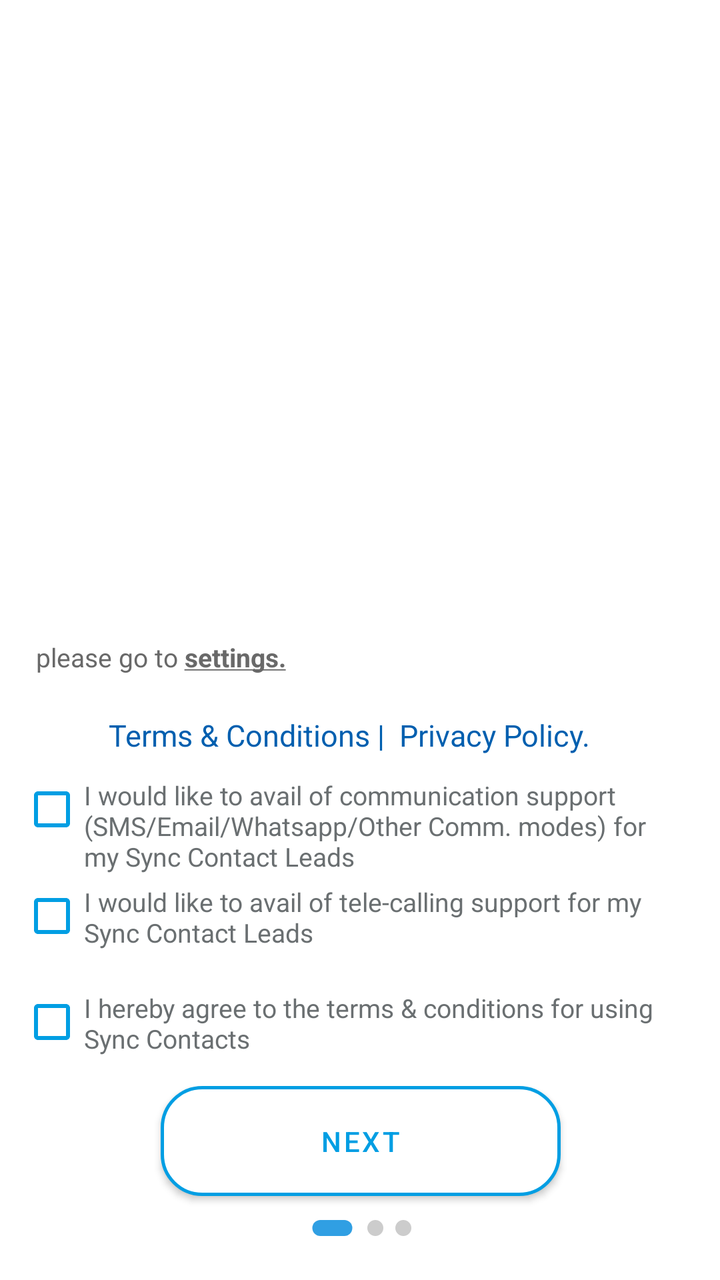
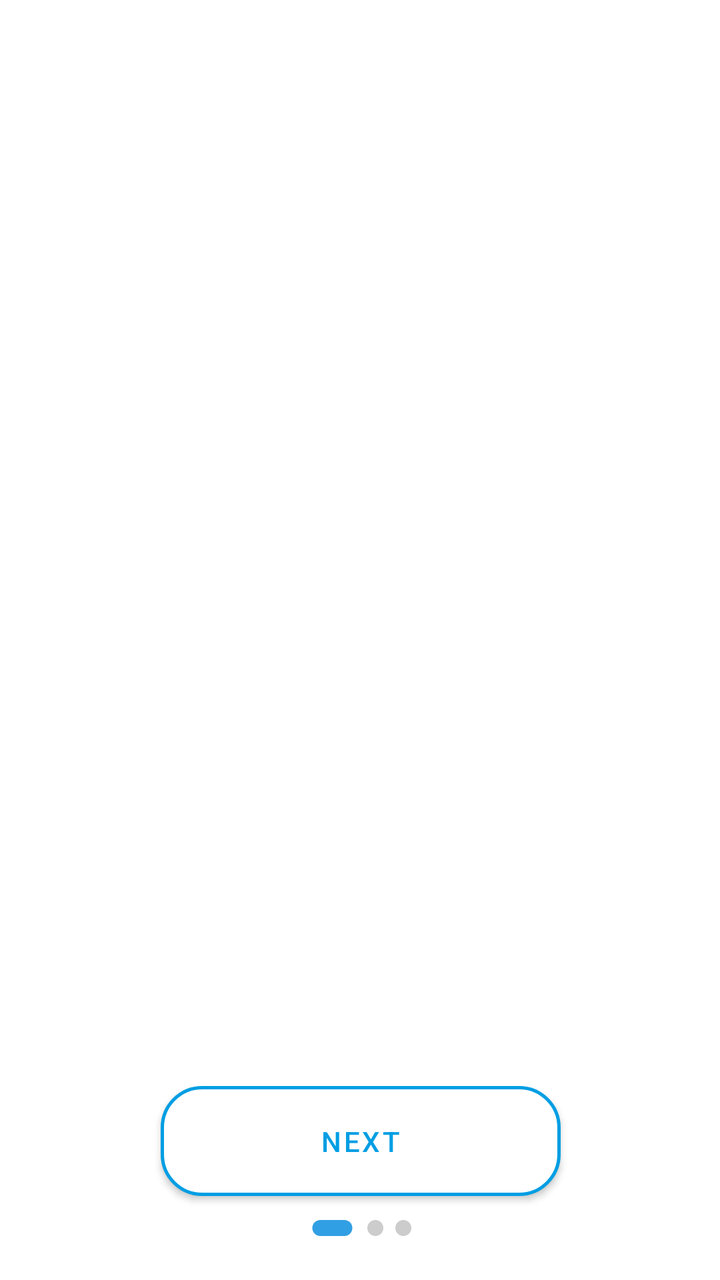

The first picture is an Android layout as it rendered before a commit; the second is the same layout after the commit. The layout source and the unified diff follow.
<!-- AndroidManifest.xml: application theme Theme.Policybossprov34 -->
<!-- res/layout/activity_welcome_sync_contact_kotlin.xml -->
<?xml version="1.0" encoding="utf-8"?>
<androidx.constraintlayout.widget.ConstraintLayout xmlns:android="http://schemas.android.com/apk/res/android"
    xmlns:app="http://schemas.android.com/apk/res-auto"
    xmlns:tools="http://schemas.android.com/tools"
    android:layout_width="match_parent"
    android:layout_height="match_parent"
    tools:context=".view.syncContact.ui.WelcomeSyncContactActivityKotlin">

    <LinearLayout
        android:id="@+id/mainContent"
        app:layout_constraintStart_toStartOf="parent"
        app:layout_constraintRight_toRightOf="parent"
        app:layout_constraintTop_toTopOf="parent"
        app:layout_constraintBottom_toTopOf="@+id/lyFooter"
        android:layout_width="match_parent"
        android:layout_height="0dp"
        android:layout_marginBottom="0dp"
        android:orientation="vertical">


        <androidx.viewpager.widget.ViewPager
            android:id="@+id/view_pager"
            android:layout_width="match_parent"
            android:layout_height="0dp"
            android:contentDescription="display viewpager"
            android:layout_weight="1" />


        <View
            android:layout_width="match_parent"
            android:layout_height="1dp"
            android:alpha=".5"
            android:background="@android:color/white" />

        <LinearLayout
            android:layout_width="match_parent"
            android:layout_height="wrap_content"
            android:layout_marginTop="-5dp"
            android:layout_marginLeft="10dp"
            android:orientation="horizontal">

            <TextView
                android:id="@+id/txtsetting"
                android:layout_width="match_parent"
                android:layout_height="wrap_content"
                android:layout_marginLeft="8dp"

                android:text="@string/settings"
                android:textAppearance="@style/TextStyle.TextMedium" />
        </LinearLayout>


        <LinearLayout
            android:layout_width="match_parent"
            android:layout_height="wrap_content"
            android:layout_marginLeft="10dp"
            android:layout_marginRight="20dp"
            android:layout_marginTop="10dp"
            android:orientation="vertical"
            android:id="@+id/ll_term"
            android:visibility="visible">


            <LinearLayout
                android:layout_width="wrap_content"
                android:layout_height="wrap_content"

                android:layout_gravity="center"
                android:padding="10dp"
                android:orientation="horizontal"
                android:visibility="visible">

                <TextView
                    android:id="@+id/txtterm"
                    android:layout_width="match_parent"
                    android:layout_height="wrap_content"
                    android:layout_marginTop="0dp"

                    android:text="@string/term"
                    android:textAppearance="@style/TextViewStyle.Large"
                    android:textColor="@color/blue" />

                <TextView
                    android:id="@+id/txttermspace"
                    android:layout_width="match_parent"
                    android:layout_height="wrap_content"
                    android:layout_marginTop="0dp"
                    android:contentDescription="terms space"
                    android:text="  "
                    android:textAppearance="@style/TextViewStyle.Large"
                    android:textColor="@color/blue" />
                <TextView
                    android:id="@+id/txtprivacy"
                    android:layout_width="match_parent"
                    android:layout_height="wrap_content"

                    android:textAppearance="@style/TextViewStyle.Large"
                    android:textColor="@color/blue"
                    android:text="@string/privacy"
                    />
            </LinearLayout>

            
            
            
            
            

            
            
            


            
            
            
            
            
            
            
            
            

            <com.google.android.material.checkbox.MaterialCheckBox
                android:layout_marginTop="1dp"
                style="@style/MaterialCheckBoxStyle"
                android:id="@+id/chkcommunication_sms"
                android:gravity="top"

                android:layout_width="wrap_content"
                android:layout_height="wrap_content"
                android:text="I would like to avail of communication support (SMS/Email/Whatsapp/Other Comm. modes) for my Sync Contact Leads"
                android:checked="false"/>

            <com.google.android.material.checkbox.MaterialCheckBox
                android:id="@+id/chktele_call"
                style="@style/MaterialCheckBoxStyle"
                android:layout_width="wrap_content"
                android:layout_height="wrap_content"

                android:layout_marginTop="5dp"
                android:checked="false"
                android:gravity="top"
                android:minHeight="48dp"
                android:text="I would like to avail of tele-calling support for my Sync Contact Leads" />

            <com.google.android.material.checkbox.MaterialCheckBox
                android:id="@+id/chkagree"
                style="@style/MaterialCheckBoxStyle"
                android:layout_width="wrap_content"
                android:layout_height="wrap_content"

                android:layout_marginTop="5dp"
                android:checked="false"
                android:gravity="top"
                android:minHeight="48dp"
                android:text="I hereby agree to the terms &amp; conditions for using Sync Contacts" />


        </LinearLayout>

    </LinearLayout>

    <LinearLayout
        android:id="@+id/lyFooter"
        android:layout_width="408dp"
        android:layout_height="87dp"
        android:layout_marginBottom="10dp"
        android:gravity="center"
        android:orientation="vertical"
        app:layout_constraintBottom_toBottomOf="parent"

        app:layout_constraintLeft_toLeftOf="parent"
        app:layout_constraintRight_toRightOf="parent">


        <com.google.android.material.button.MaterialButton
            android:id="@+id/btn_next"

            android:layout_width="200dp"
            android:layout_height="wrap_content"
            android:background="@drawable/custome_curveborder_blue"
            app:backgroundTint="@null"
            android:padding="@dimen/twelve"
            android:text="Next"
            android:textColor="@color/button_color" />

        <LinearLayout
            android:id="@+id/layoutDots"
            android:layout_width="match_parent"
            android:layout_height="wrap_content"
            android:layout_alignParentBottom="true"
            android:gravity="center"
            android:orientation="horizontal"
            android:padding="12dp">

            <ImageView
                android:id="@+id/dot1"
                android:layout_width="wrap_content"
                android:layout_height="wrap_content"
                android:layout_marginLeft="2dp"
                android:layout_marginRight="2dp"
                android:src="@drawable/indicator_active" />

            <ImageView
                android:id="@+id/dot2"
                android:layout_width="wrap_content"
                android:layout_height="wrap_content"
                android:layout_marginLeft="2dp"
                android:layout_marginRight="2dp"
                android:src="@drawable/unselected_dot" />

            <ImageView
                android:id="@+id/dot3"
                android:layout_width="wrap_content"
                android:layout_height="wrap_content"
                android:layout_marginLeft="2dp"
                android:layout_marginRight="2dp"
                android:src="@drawable/unselected_dot" />

        </LinearLayout>

        <TextView
            android:id="@+id/btn_skip"
            android:layout_width="match_parent"
            android:layout_height="wrap_content"
            android:layout_below="@+id/layoutDots"
            android:background="@null"
            android:gravity="center"
            android:padding="4dp"
            android:text="@string/skin_walkthrogh"
            android:visibility="gone" />
    </LinearLayout>

</androidx.constraintlayout.widget.ConstraintLayout>
<!-- resources referenced by this layout -->
<resources>
  <color name="blue">#005faf</color>
  <color name="button_color">@color/colorPrimary</color>
  <dimen name="twelve">12dp</dimen>
  <!-- drawable custome_curveborder_blue (drawable) -->
  <shape xmlns:android="http://schemas.android.com/apk/res/android"
      android:shape="rectangle">
  
      <solid android:color="@color/white"></solid>
  
      <stroke
          android:width="1.8dp"
          android:color="@color/colorPrimary">>
      </stroke>
  
      <corners android:radius="20dp"/>
  </shape>
  <!-- drawable indicator_active (drawable) -->
  <shape xmlns:android="http://schemas.android.com/apk/res/android"
      android:shape="rectangle" >
      <solid android:color="#309fe3" />
  
    <size
        android:width="25dp"
        android:height="10dp" />
  
      <corners android:radius="20dp"/>
  </shape>
  <!-- drawable unselected_dot (drawable) -->
  <?xml version="1.0" encoding="utf-8"?>
  <shape xmlns:android="http://schemas.android.com/apk/res/android"
      android:shape="oval">
  
      <solid android:color="#ccc" />
  
      <size
          android:width="10dp"
          android:height="10dp" />
  </shape>
  <string name="privacy">Privacy Policy.</string>
  <string name="settings">please go to  <b><u>settings.</u></b></string>
  <string name="skin_walkthrogh">Already have an account? <b>Login</b></string>
  <string name="term">Terms &amp; Conditions  |  </string>
  <style name="MaterialCheckBoxStyle" parent="Widget.MaterialComponents.CompoundButton.CheckBox">
          <item name="android:textSize">13sp</item>
          <item name="android:textColor">@color/header_light_text</item>
          <item name="buttonTint">@color/colorAccent</item>
  
      </style>
  <style name="TextStyle.TextMedium" parent="TextAppearance.AppCompat.Body1">
          <item name="android:textColor">@color/header_text_color</item>
          <item name="android:textSize">13sp</item>
      </style>
  <style name="TextViewStyle.Large" parent="TextViewStyle">
          <item name="android:textSize">15sp</item>
          <item name="android:textColor">@color/header_dark_text</item>
  
      </style>
  <style name="Theme.Policybossprov34" parent="Base.Theme.Policybossprov34" />
  <color name="colorPrimary">#009ee3</color>
  <color name="white">#ffffff</color>
  <color name="header_light_text">#6A6F71</color>
  <color name="colorAccent">#009ee3</color>
  <color name="header_text_color">#696969</color>
  <style name="TextViewStyle" parent="android:style/Widget.TextView">
          <item name="android:layout_width">match_parent</item>
          <item name="android:layout_height">wrap_content</item>
          <item name="android:background">@android:color/transparent</item>
          <item name="android:textAllCaps">false</item>
          <item name="android:textColor">@color/secondary_text_color</item>
      </style>
  <color name="header_dark_text">#5D5C5D</color>
  <color name="secondary_text_color">#9ba0a6</color>
  <color name="colorPrimaryDark">#00476e</color>
  <color name="colorAccentPressed">#009ee3</color>
  <color name="error_red">#ff8566</color>
  <color name="default_icon_color">#ffffff</color>
  <color name="transparent">#00000000</color>
  <!-- unchanged entries left out for length: 2 -->
</resources>

<!-- the commit's change to res/layout/activity_welcome_sync_contact_kotlin.xml (unified diff, before → after) -->
@@ -32,132 +32,117 @@
             android:alpha=".5"
             android:background="@android:color/white" />
 
-        <LinearLayout
-            android:layout_width="match_parent"
-            android:layout_height="wrap_content"
-            android:layout_marginTop="-5dp"
-            android:layout_marginLeft="10dp"
-            android:orientation="horizontal">
-
-            <TextView
-                android:id="@+id/txtsetting"
-                android:layout_width="match_parent"
-                android:layout_height="wrap_content"
-                android:layout_marginLeft="8dp"
-
-                android:text="@string/settings"
-                android:textAppearance="@style/TextStyle.TextMedium" />
-        </LinearLayout>
-
-
-        <LinearLayout
-            android:layout_width="match_parent"
-            android:layout_height="wrap_content"
-            android:layout_marginLeft="10dp"
-            android:layout_marginRight="20dp"
-            android:layout_marginTop="10dp"
-            android:orientation="vertical"
-            android:id="@+id/ll_term"
-            android:visibility="visible">
-
-
-            <LinearLayout
-                android:layout_width="wrap_content"
-                android:layout_height="wrap_content"
-
-                android:layout_gravity="center"
-                android:padding="10dp"
-                android:orientation="horizontal"
-                android:visibility="visible">
-
-                <TextView
-                    android:id="@+id/txtterm"
-                    android:layout_width="match_parent"
-                    android:layout_height="wrap_content"
-                    android:layout_marginTop="0dp"
-
-                    android:text="@string/term"
-                    android:textAppearance="@style/TextViewStyle.Large"
-                    android:textColor="@color/blue" />
-
-                <TextView
-                    android:id="@+id/txttermspace"
-                    android:layout_width="match_parent"
-                    android:layout_height="wrap_content"
-                    android:layout_marginTop="0dp"
-                    android:contentDescription="terms space"
-                    android:text="  "
-                    android:textAppearance="@style/TextViewStyle.Large"
-                    android:textColor="@color/blue" />
-                <TextView
-                    android:id="@+id/txtprivacy"
-                    android:layout_width="match_parent"
-                    android:layout_height="wrap_content"
-
-                    android:textAppearance="@style/TextViewStyle.Large"
-                    android:textColor="@color/blue"
-                    android:text="@string/privacy"
-                    />
-            </LinearLayout>
-
-            
-            
-            
-            
-            
-
-            
-            
-            
-
-
-            
-            
-            
-            
-            
-            
-            
-            
-            
-
-            <com.google.android.material.checkbox.MaterialCheckBox
-                android:layout_marginTop="1dp"
-                style="@style/MaterialCheckBoxStyle"
-                android:id="@+id/chkcommunication_sms"
-                android:gravity="top"
-
-                android:layout_width="wrap_content"
-                android:layout_height="wrap_content"
-                android:text="I would like to avail of communication support (SMS/Email/Whatsapp/Other Comm. modes) for my Sync Contact Leads"
-                android:checked="false"/>
-
-            <com.google.android.material.checkbox.MaterialCheckBox
-                android:id="@+id/chktele_call"
-                style="@style/MaterialCheckBoxStyle"
-                android:layout_width="wrap_content"
-                android:layout_height="wrap_content"
-
-                android:layout_marginTop="5dp"
-                android:checked="false"
-                android:gravity="top"
-                android:minHeight="48dp"
-                android:text="I would like to avail of tele-calling support for my Sync Contact Leads" />
-
-            <com.google.android.material.checkbox.MaterialCheckBox
-                android:id="@+id/chkagree"
-                style="@style/MaterialCheckBoxStyle"
-                android:layout_width="wrap_content"
-                android:layout_height="wrap_content"
-
-                android:layout_marginTop="5dp"
-                android:checked="false"
-                android:gravity="top"
-                android:minHeight="48dp"
-                android:text="I hereby agree to the terms &amp; conditions for using Sync Contacts" />
-
-
-        </LinearLayout>
+
+
+
+
+
+
+
+
+
+
+
+
+
+
+
+
+
+
+
+
+
+
+
+
+
+
+
+
+
+
+
+
+
+
+
+
+
+
+
+
+
+
+
+
+
+
+
+
+
+
+
+
+
+
+
+
+
+
+
+
+
+
+
+
+
+
+
+
+
+
+
+
+
+
+
+
+
+
+
+
+
+
+
+
+
+
+
+
+
+
+
+
+
+
+
+
+
+
+
+
+
+
+
+
+
+
+
+
+
+
+
 
     </LinearLayout>
 
@@ -168,6 +153,7 @@
         android:layout_marginBottom="10dp"
         android:gravity="center"
         android:orientation="vertical"
+
         app:layout_constraintBottom_toBottomOf="parent"
 
         app:layout_constraintLeft_toLeftOf="parent"
<!-- resource entries referenced after the edit -->
@@ -1,6 +1,5 @@
 <!-- resources referenced by this layout -->
 <resources>
-  <color name="blue">#005faf</color>
   <color name="button_color">@color/colorPrimary</color>
   <dimen name="twelve">12dp</dimen>
   <!-- drawable custome_curveborder_blue (drawable) -->
@@ -38,40 +37,11 @@
           android:width="10dp"
           android:height="10dp" />
   </shape>
-  <string name="privacy">Privacy Policy.</string>
-  <string name="settings">please go to  <b><u>settings.</u></b></string>
   <string name="skin_walkthrogh">Already have an account? <b>Login</b></string>
-  <string name="term">Terms &amp; Conditions  |  </string>
-  <style name="MaterialCheckBoxStyle" parent="Widget.MaterialComponents.CompoundButton.CheckBox">
-          <item name="android:textSize">13sp</item>
-          <item name="android:textColor">@color/header_light_text</item>
-          <item name="buttonTint">@color/colorAccent</item>
-  
-      </style>
-  <style name="TextStyle.TextMedium" parent="TextAppearance.AppCompat.Body1">
-          <item name="android:textColor">@color/header_text_color</item>
-          <item name="android:textSize">13sp</item>
-      </style>
-  <style name="TextViewStyle.Large" parent="TextViewStyle">
-          <item name="android:textSize">15sp</item>
-          <item name="android:textColor">@color/header_dark_text</item>
-  
-      </style>
   <style name="Theme.Policybossprov34" parent="Base.Theme.Policybossprov34" />
   <color name="colorPrimary">#009ee3</color>
   <color name="white">#ffffff</color>
-  <color name="header_light_text">#6A6F71</color>
   <color name="colorAccent">#009ee3</color>
-  <color name="header_text_color">#696969</color>
-  <style name="TextViewStyle" parent="android:style/Widget.TextView">
-          <item name="android:layout_width">match_parent</item>
-          <item name="android:layout_height">wrap_content</item>
-          <item name="android:background">@android:color/transparent</item>
-          <item name="android:textAllCaps">false</item>
-          <item name="android:textColor">@color/secondary_text_color</item>
-      </style>
-  <color name="header_dark_text">#5D5C5D</color>
-  <color name="secondary_text_color">#9ba0a6</color>
   <color name="colorPrimaryDark">#00476e</color>
   <color name="colorAccentPressed">#009ee3</color>
   <color name="error_red">#ff8566</color>
